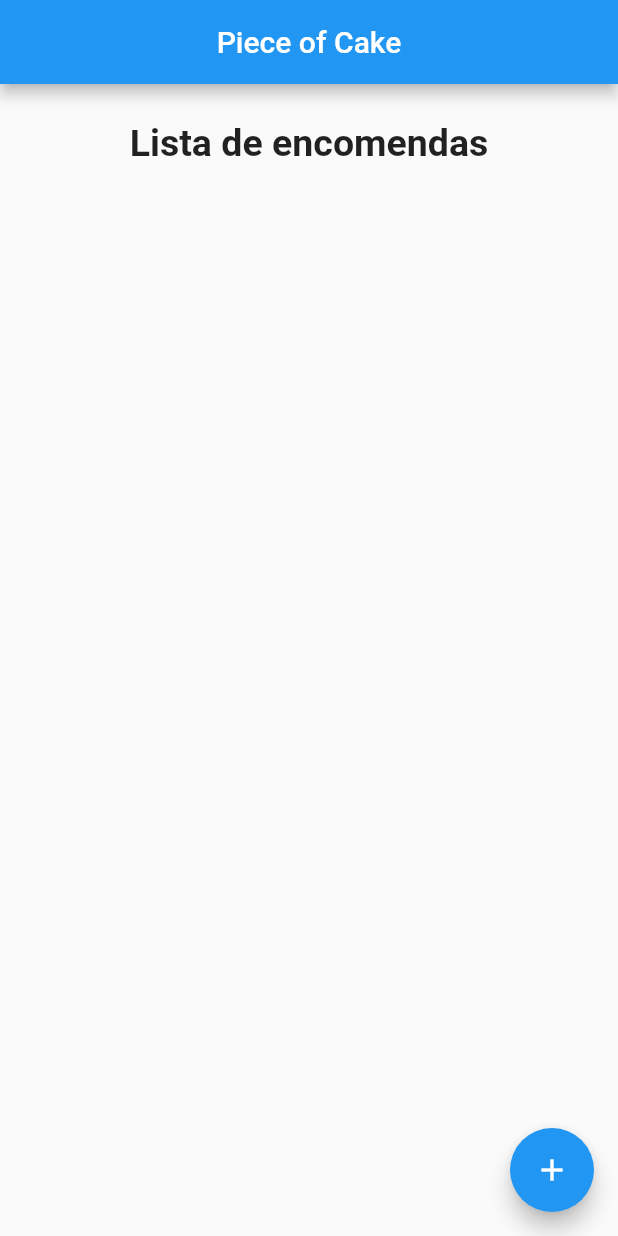
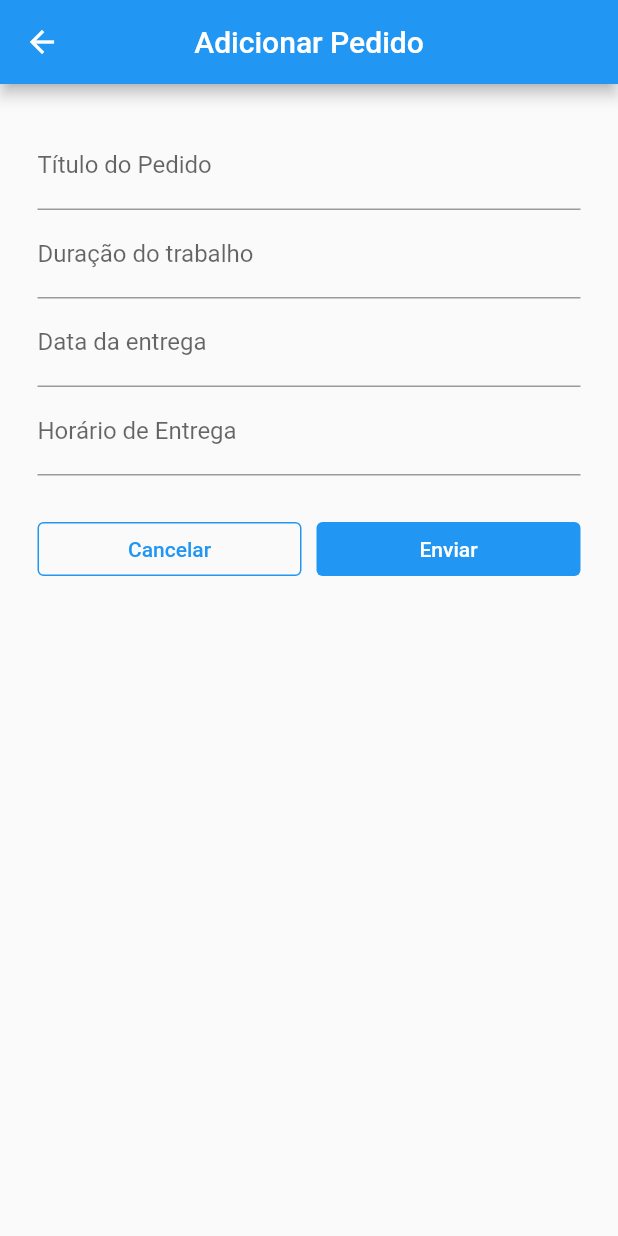
Before and after one commit to projeto-de-algoritmos/Greed_Piece-of-Cake, a Flutter app: the screen it shows after launch, after a tap on the "add" icon, on a phone screen of 412 x 824 dp. Run offline on Flutter 3.47's test engine with Material 2 defaults, Android fonts, the phone set to English and light mode, and no system bars.

Commit message:
Criando página de adicionar pedido
Co-authored-by: Lucas Gabriel <lucasbsb100@gmail.com>

```diff
--- /dev/null
+++ b/piece_of_cake/lib/add_screen.dart
@@ -0,0 +1,80 @@
+import 'package:flutter/material.dart';
+
+class AddScreen extends StatefulWidget {
+  const AddScreen({Key? key}) : super(key: key);
+
+  @override
+  _AddScreenState createState() => _AddScreenState();
+}
+
+class _AddScreenState extends State<AddScreen> {
+  @override
+  Widget build(BuildContext context) {
+    return Scaffold(
+      appBar: AppBar(
+        leading: BackButton(color: Colors.white),
+        title: Text("Adicionar Pedido"),
+        centerTitle: true,
+      ),
+      body: Padding(
+          padding: const EdgeInsets.symmetric(vertical: 25, horizontal: 25),
+          child: Column(children: [
+            Form(
+              child: Column(
+                children: [
+                  TextFormField(
+                    decoration: InputDecoration(
+                        labelText: 'Título do Pedido',
+                        hintText: 'Ex: Bolo de Morango'),
+                  ),
+                  TextFormField(
+                    keyboardType: TextInputType.number,
+                    decoration: InputDecoration(
+                        labelText: 'Duração do trabalho',
+                        hintText: 'Ex: 01h00m'),
+                  ),
+                  TextFormField(
+                    keyboardType: TextInputType.number,
+                    decoration: InputDecoration(
+                        labelText: 'Data da entrega',
+                        hintText: 'Ex: dd/mm/aaaa'),
+                  ),
+                  TextFormField(
+                    keyboardType: TextInputType.number,
+                    decoration: InputDecoration(
+                        labelText: 'Horário de Entrega',
+                        hintText: 'Ex: 18h30m'),
+                  ),
+                ],
+              ),
+            ),
+            Padding(
+                padding: EdgeInsets.only(top: 25),
+                child: Row(
+                  children: [
+                    Expanded(
+                        child: TextButton(
+                      onPressed: () {
+                        Navigator.of(context).pop();
+                      },
+                      child: Text("Cancelar"),
+                      style: TextButton.styleFrom(
+                        side: BorderSide(color: Colors.blue),
+                      ),
+                    )),
+                    Padding(
+                      padding: EdgeInsets.symmetric(horizontal: 5),
+                    ),
+                    Expanded(
+                        child: TextButton(
+                            onPressed: () {},
+                            child: Text("Enviar",
+                                style: TextStyle(color: Colors.white)),
+                            style: TextButton.styleFrom(
+                                backgroundColor: Colors.blue))),
+                  ],
+                ))
+          ])),
+    );
+  }
+}
--- a/piece_of_cake/lib/list_screen.dart
+++ b/piece_of_cake/lib/list_screen.dart
@@ -1,4 +1,5 @@
 import 'package:flutter/material.dart';
+import 'add_screen.dart';
 
 class ListScreen extends StatefulWidget {
   const ListScreen({Key? key}) : super(key: key);
@@ -35,7 +36,8 @@ class _ListScreenState extends State<ListScreen> {
       floatingActionButton: FloatingActionButton(
         child: Icon(Icons.add),
         onPressed: () {
-          print("Clicou");
+          Navigator.of(context)
+              .push(MaterialPageRoute(builder: (context) => AddScreen()));
         },
       ),
     );
```
